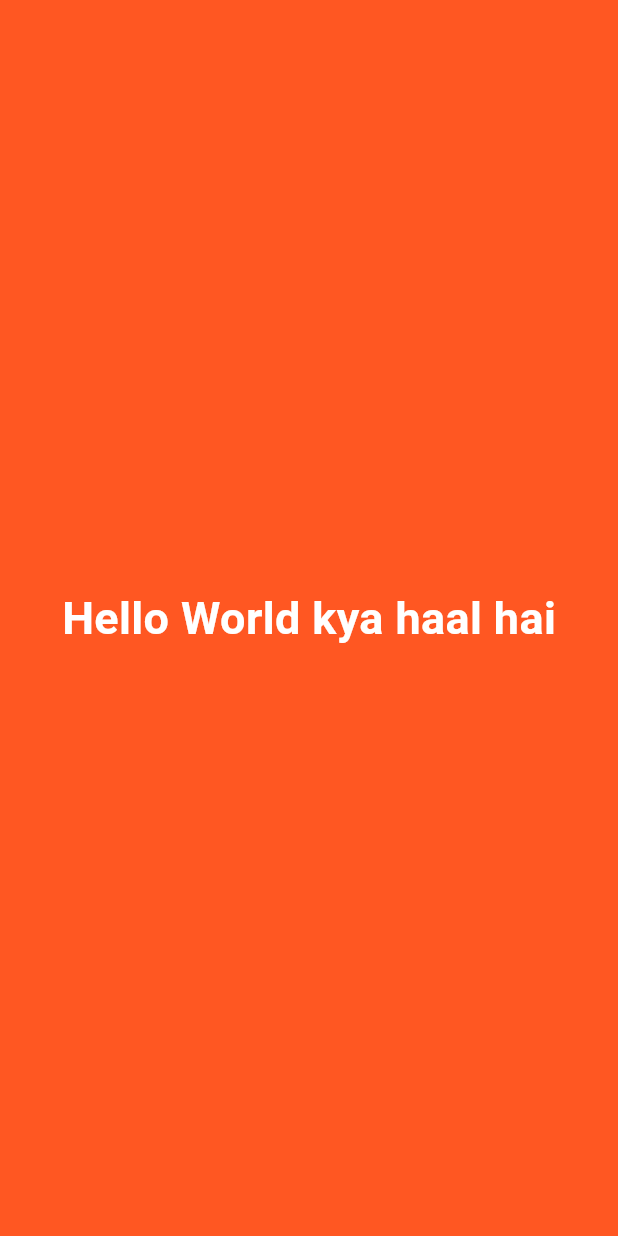
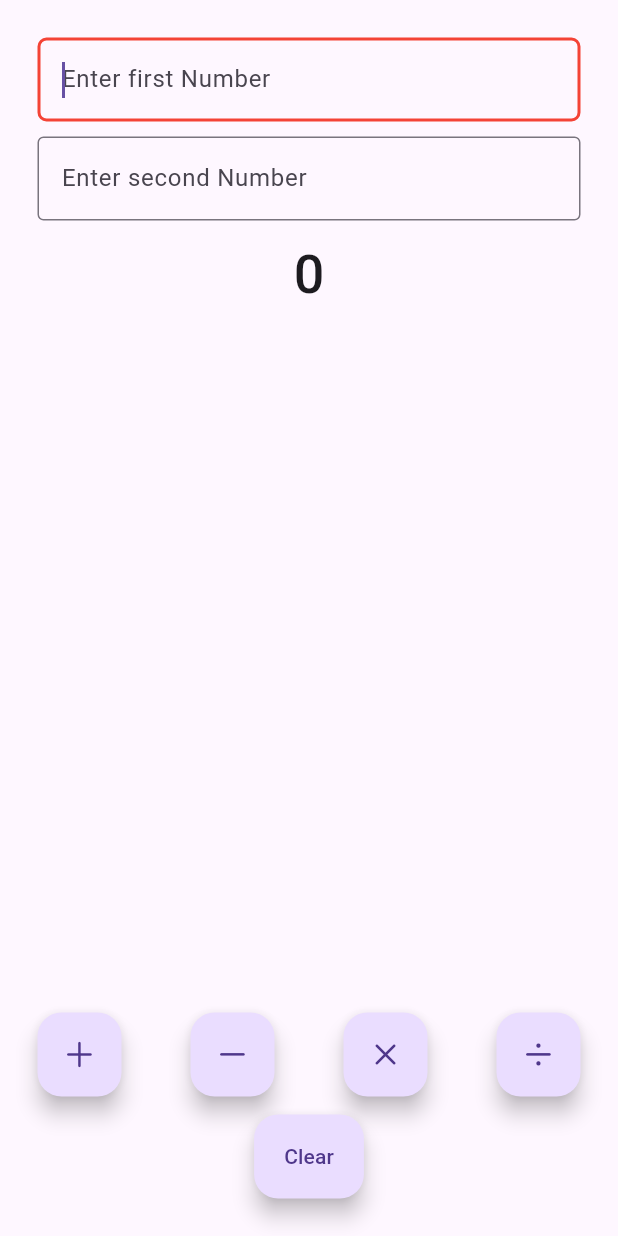
Before and after one commit to deepak76901/flutter_learn, a Flutter app: the screen it shows after launch, on a phone screen of 412 x 824 dp. Run offline on Flutter 3.47's test engine with Material 3 defaults, Android fonts, the phone set to English and light mode, and no system bars; statements that could not run were skipped.

Commit message:
calculator done

```diff
--- a/lib/app/app.dart
+++ b/lib/app/app.dart
@@ -8,6 +8,9 @@ class MyApp extends StatelessWidget {
 
   @override
   Widget build(BuildContext context) {
-    return const MaterialApp(title: "Flutter Instance", home: HomeView());
+    return MaterialApp(
+        title: "Flutter Learn",
+        theme: ThemeData(primarySwatch:  Colors.orange),
+        home: const HomeView());
   }
 }
--- /dev/null
+++ b/lib/views/calculator_view.dart
@@ -0,0 +1,157 @@
+import 'package:flutter/material.dart';
+import 'package:flutter/cupertino.dart';
+
+class CalculatorView extends StatefulWidget {
+  const CalculatorView({super.key});
+
+  @override
+  State<CalculatorView> createState() => _CalculatorViewState();
+}
+
+class _CalculatorViewState extends State<CalculatorView> {
+  int x = 0, y = 0;
+  num z = 0;
+
+  final displayOneController = TextEditingController();
+  final displayTwoController = TextEditingController();
+
+  late final AppLifecycleListener _listener ;
+
+  @override
+  void initState() {
+    super.initState();
+    displayOneController.text;
+    displayTwoController.text;
+
+    _listener = AppLifecycleListener(
+      onShow: _onShow,
+      onResume: _onResume,
+      onHide: _onHide,
+      onPause: _onPause,
+      onDetach: _onDetach,
+      onRestart: _onRestart,
+      onInactive: _onInactive,
+      onStateChange: _onStateChange,
+    // onExitRequested: _onExitRequested
+    );
+  }
+
+  @override
+  void dispose() {
+    super.dispose();
+
+    displayOneController.dispose();
+    displayTwoController.dispose();
+    _listener.dispose();
+  }
+
+  void _onShow() => print("OnShow called");
+  void _onHide() => print("OnHide called");
+  void _onPause() => print("OnPause called");
+  void _onResume() => print("OnResume called");
+  void _onRestart() => print("OnRestart called");
+  void _onDetach() => print("OnDetach called");
+
+  @override
+  Widget build(BuildContext context) {
+    return Padding(
+      padding: const EdgeInsets.all(25.0),
+      child: Column(
+        children: [
+          // Calculator Display
+          CalculatorDisplay(
+              hint: "Enter first Number", controller: displayOneController),
+          const SizedBox(height: 10),
+          CalculatorDisplay(
+              hint: "Enter second Number", controller: displayTwoController),
+          const SizedBox(height: 10),
+          Text(
+            z.toString(),
+            style: const TextStyle(fontSize: 36.0, fontWeight: FontWeight.w500),
+          ),
+          const Spacer(),
+          Row(
+            mainAxisAlignment: MainAxisAlignment.spaceBetween,
+            children: [
+              FloatingActionButton(
+                onPressed: () {
+                  setState(() {
+                    z = num.tryParse(displayOneController.text)! +
+                        num.tryParse(displayTwoController.text)!;
+                  });
+                },
+                child: const Icon(CupertinoIcons.add),
+              ),
+              FloatingActionButton(
+                onPressed: () {
+                  setState(() {
+                    z = num.tryParse(displayOneController.text)! -
+                        num.tryParse(displayTwoController.text)!;
+                  });
+                },
+                child: const Icon(CupertinoIcons.minus),
+              ),
+              FloatingActionButton(
+                onPressed: () {
+                  setState(() {
+                    z = num.tryParse(displayOneController.text)! *
+                        num.tryParse(displayTwoController.text)!;
+                  });
+                },
+                child: const Icon(CupertinoIcons.multiply),
+              ),
+              FloatingActionButton(
+                onPressed: () {
+                  setState(() {
+                    z = num.tryParse(displayOneController.text)! /
+                        num.tryParse(displayTwoController.text)!;
+                  });
+                },
+                child: const Icon(CupertinoIcons.divide),
+              ),
+            ],
+          ),
+          const SizedBox(height: 12.0),
+          FloatingActionButton.extended(
+            onPressed: () {
+              setState(() {
+                x = 0;
+                y = 0;
+                z = 0;
+                displayOneController.clear();
+                displayTwoController.clear();
+              });
+            },
+            label: const Text("Clear"),
+          )
+          // Expand
+          // Calculator Button
+        ],
+      ),
+    );
+  }
+}
+
+class CalculatorDisplay extends StatelessWidget {
+  const CalculatorDisplay(
+      {super.key, this.hint = "Enter a number", required this.controller});
+
+  final String? hint;
+  final TextEditingController controller;
+
+  @override
+  Widget build(BuildContext context) {
+    return TextField(
+      controller: controller,
+      keyboardType: TextInputType.number,
+      autofocus: true,
+      decoration: InputDecoration(
+          border: const OutlineInputBorder(
+              borderSide: BorderSide(color: Colors.blue, width: 3.0)),
+          hintText: hint,
+          focusedBorder: const OutlineInputBorder(
+              borderSide: BorderSide(color: Colors.red, width: 2.0),
+              borderRadius: BorderRadius.all(Radius.circular(6.0)))),
+    );
+  }
+}
--- a/lib/views/home_view.dart
+++ b/lib/views/home_view.dart
@@ -1,20 +1,13 @@
 import 'package:flutter/material.dart';
+import 'package:flutter_application_1/views/calculator_view.dart';
 
 class HomeView extends StatelessWidget {
   const HomeView({super.key});
 
   @override
   Widget build(BuildContext context) {
-    return Material(
-      child: Container(
-        color: Colors.deepOrange,
-        child: const Center(
-            child: Text(
-          "Hello World kya haal hai",
-          style: TextStyle(
-              fontSize: 30, color: Colors.white, fontWeight: FontWeight.bold),
-        )),
-      ),
+    return const Scaffold(
+      body: SafeArea(child: CalculatorView()),
     );
   }
 }
```
Also changed, not shown: lib/main.dart (+0 -14 lines), 1 other file.
